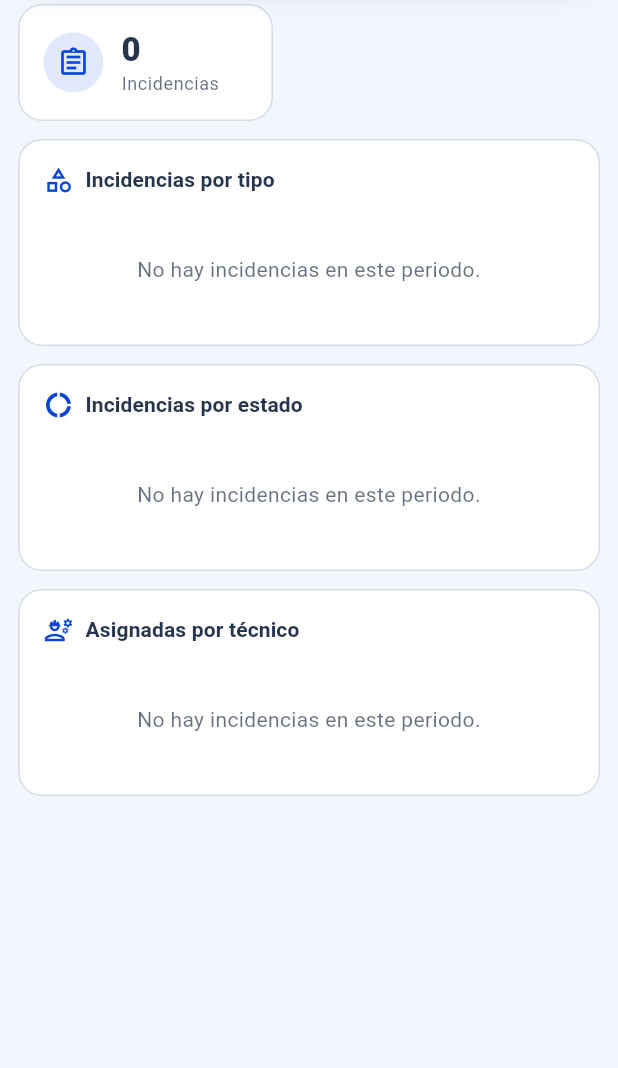
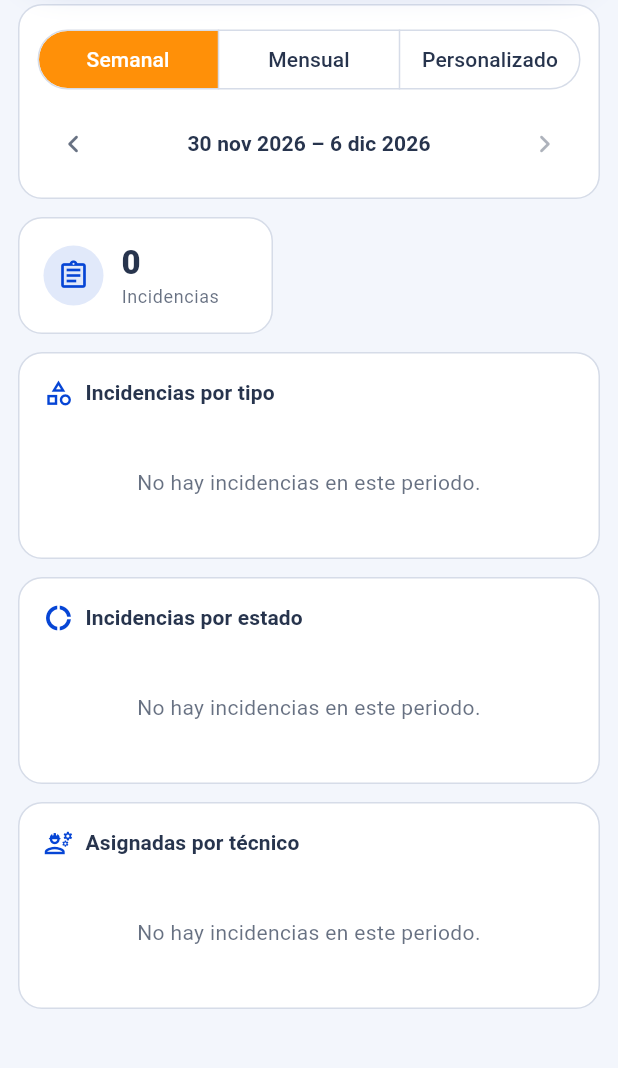
Before and after one commit to ShadowFirmware/FIXO, a Flutter app: the AdminStatisticsScreen screen opened by its route, on a phone screen of 412 x 824 dp, the part 152-1220 px from its top. Run offline on Flutter 3.47's test engine with Material 3 defaults, Android fonts, the phone set to English and light mode, and no system bars; our stand-ins replace cloud_firestore, firebase_auth, firebase_core, image_picker, pdf, printing and 1 more; accounts and stored records are empty.

Commit message:
feat(T-4.12.2): implementar la selección del periodo
Periodo semanal (lunes a domingo), mensual o personalizado de hasta
366 días, con flechas para el periodo anterior y siguiente sin pasar
del actual.

Co-Authored-By: Claude Opus 5.5 <noreply@anthropic.com>

```diff
--- a/lib/core/utils/date_formats.dart
+++ b/lib/core/utils/date_formats.dart
@@ -23,6 +23,12 @@ abstract final class DateFormats {
   static String shortDate(DateTime date) =>
       '${date.day} ${_months[date.month - 1].substring(0, 3)} ${date.year}';
 
+  /// "Octubre 2026".
+  static String monthYear(DateTime date) {
+    final month = _months[date.month - 1];
+    return '${month[0].toUpperCase()}${month.substring(1)} ${date.year}';
+  }
+
   /// "4:05 p. m.".
   static String time(DateTime date) {
     final hour = date.hour % 12 == 0 ? 12 : date.hour % 12;
--- /dev/null
+++ b/lib/features/admin/domain/entities/stats_period.dart
@@ -0,0 +1,120 @@
+import '../../../../core/utils/date_formats.dart';
+
+/// Tipo de periodo de las estadísticas (HU-4.12).
+enum StatsPeriodKind {
+  week('Semanal'),
+  month('Mensual'),
+  custom('Personalizado');
+
+  const StatsPeriodKind(this.label);
+
+  final String label;
+}
+
+/// Periodo de consulta: desde [start] (incluido) hasta [end] (excluido),
+/// ambos a medianoche.
+class StatsPeriod {
+  const StatsPeriod._(this.kind, this.start, this.end);
+
+  /// Semana de lunes a domingo que contiene [date].
+  factory StatsPeriod.week(DateTime date) {
+    final monday = DateTime(date.year, date.month, date.day - date.weekday + 1);
+    return StatsPeriod._(
+      StatsPeriodKind.week,
+      monday,
+      DateTime(monday.year, monday.month, monday.day + 7),
+    );
+  }
+
+  /// Mes calendario que contiene [date].
+  factory StatsPeriod.month(DateTime date) => StatsPeriod._(
+    StatsPeriodKind.month,
+    DateTime(date.year, date.month),
+    DateTime(date.year, date.month + 1),
+  );
+
+  /// Rango personalizado; ambos días se incluyen completos. Lanza
+  /// [ArgumentError] si no es válido (ver [validateCustom]).
+  factory StatsPeriod.custom(DateTime from, DateTime to) {
+    final invalid = validateCustom(from, to);
+    if (invalid != null) throw ArgumentError(invalid);
+    return StatsPeriod._(
+      StatsPeriodKind.custom,
+      DateTime(from.year, from.month, from.day),
+      DateTime(to.year, to.month, to.day + 1),
+    );
+  }
+
+  /// Periodo del mismo tipo que contiene [date]. Un rango personalizado se
+  /// convierte en la semana de [date].
+  factory StatsPeriod.of(StatsPeriodKind kind, DateTime date) => switch (kind) {
+    StatsPeriodKind.month => StatsPeriod.month(date),
+    _ => StatsPeriod.week(date),
+  };
+
+  /// Días que puede abarcar un rango personalizado.
+  static const maxCustomDays = 366;
+
+  /// Valida un rango personalizado; devuelve el error o `null`.
+  static String? validateCustom(DateTime from, DateTime to) {
+    final start = DateTime(from.year, from.month, from.day);
+    final end = DateTime(to.year, to.month, to.day);
+    if (end.isBefore(start)) {
+      return 'La fecha final no puede ser anterior a la inicial';
+    }
+    if (end.difference(start).inDays + 1 > maxCustomDays) {
+      return 'El rango no puede ser mayor a $maxCustomDays días';
+    }
+    return null;
+  }
+
+  final StatsPeriodKind kind;
+  final DateTime start;
+  final DateTime end;
+
+  /// Último día incluido en el periodo.
+  DateTime get lastDay => DateTime(end.year, end.month, end.day - 1);
+
+  bool contains(DateTime date) => !date.isBefore(start) && date.isBefore(end);
+
+  /// El periodo anterior o siguiente del mismo tipo. Un rango
+  /// personalizado se recorre por su misma cantidad de días.
+  StatsPeriod shift(int direction) => switch (kind) {
+    StatsPeriodKind.week => StatsPeriod.week(
+      DateTime(start.year, start.month, start.day + 7 * direction),
+    ),
+    StatsPeriodKind.month => StatsPeriod.month(
+      DateTime(start.year, start.month + direction),
+    ),
+    StatsPeriodKind.custom => StatsPeriod._(
+      kind,
+      DateTime(start.year, start.month, start.day + _days * direction),
+      DateTime(end.year, end.month, end.day + _days * direction),
+    ),
+  };
+
+  int get _days => DateTime.utc(
+    end.year,
+    end.month,
+    end.day,
+  ).difference(DateTime.utc(start.year, start.month, start.day)).inDays;
+
+  /// Si el periodo ya incluye el día [today], no tiene caso avanzar.
+  bool reaches(DateTime today) =>
+      !end.isBefore(DateTime(today.year, today.month, today.day + 1));
+
+  /// "Noviembre 2026" o "27 oct 2026 – 2 nov 2026".
+  String get label => kind == StatsPeriodKind.month
+      ? DateFormats.monthYear(start)
+      : '${DateFormats.shortDate(start)} – ${DateFormats.shortDate(lastDay)}';
+
+  @override
+  bool operator ==(Object other) =>
+      other is StatsPeriod &&
+      other.kind == kind &&
+      other.start == start &&
+      other.end == end;
+
+  @override
+  int get hashCode => Object.hash(kind, start, end);
+}
--- a/lib/features/admin/presentation/providers/incident_stats_view_model.dart
+++ b/lib/features/admin/presentation/providers/incident_stats_view_model.dart
@@ -1,11 +1,19 @@
 import 'package:flutter/foundation.dart';
 
 import '../../domain/entities/incident_stats.dart';
+import '../../domain/entities/stats_period.dart';
 
 enum StatsState { loading, loaded, error }
 
 /// ViewModel del dashboard de estadísticas de incidencias (HU-4.12).
 class IncidentStatsViewModel extends ChangeNotifier {
+  IncidentStatsViewModel({DateTime Function()? clock})
+    : _clock = clock ?? DateTime.now {
+    _period = StatsPeriod.week(_clock());
+  }
+
+  final DateTime Function() _clock;
+
   final StatsState _state = StatsState.loaded;
   StatsState get state => _state;
 
@@ -19,5 +27,41 @@ class IncidentStatsViewModel extends ChangeNotifier {
 
   static const noIncidentsMessage = 'No hay incidencias en este periodo.';
 
+  late StatsPeriod _period;
+
+  /// Periodo seleccionado; al abrir, la semana actual.
+  StatsPeriod get period => _period;
+
+  /// Cambia a la semana o al mes actual. El rango personalizado se elige
+  /// con [setCustomRange].
+  void selectKind(StatsPeriodKind kind) {
+    if (kind == StatsPeriodKind.custom || kind == _period.kind) return;
+    _setPeriod(StatsPeriod.of(kind, _clock()));
+  }
+
+  /// Elige un rango personalizado. Devuelve el error si no es válido, y en
+  /// ese caso no lo aplica.
+  String? setCustomRange(DateTime from, DateTime to) {
+    final invalid = StatsPeriod.validateCustom(from, to);
+    if (invalid != null) return invalid;
+    _setPeriod(StatsPeriod.custom(from, to));
+    return null;
+  }
+
+  void previous() => _setPeriod(_period.shift(-1));
+
+  /// No se avanza más allá del periodo que incluye hoy.
+  bool get canGoNext => !_period.reaches(_clock());
+
+  void next() {
+    if (canGoNext) _setPeriod(_period.shift(1));
+  }
+
   void start() {}
+
+  void _setPeriod(StatsPeriod period) {
+    if (period == _period) return;
+    _period = period;
+    notifyListeners();
+  }
 }
--- a/lib/features/admin/presentation/screens/admin_statistics_screen.dart
+++ b/lib/features/admin/presentation/screens/admin_statistics_screen.dart
@@ -6,6 +6,7 @@ import '../../../../shared/widgets/fixo_app_bar.dart';
 import '../providers/incident_stats_view_model.dart';
 import '../widgets/admin_drawer.dart';
 import '../widgets/history_incident_widgets.dart';
+import '../widgets/stats_period_selector.dart';
 import '../widgets/stats_widgets.dart';
 
 /// HU-4.12 Consultar estadísticas de incidencias por periodo.
@@ -58,25 +59,43 @@ class _AdminStatisticsScreenState extends State<AdminStatisticsScreen> {
     );
   }
 
+  /// El selector del periodo siempre está visible, para poder cambiarlo
+  /// aunque el periodo actual esté cargando o haya fallado.
   Widget _content(BuildContext context) {
+    return ListView(
+      padding: const EdgeInsets.all(12),
+      children: [
+        StatsPeriodSelector(viewModel: _viewModel),
+        const SizedBox(height: 12),
+        ..._body(),
+      ],
+    );
+  }
+
+  List<Widget> _body() {
     final vm = _viewModel;
     switch (vm.state) {
       case StatsState.loading:
-        return const Center(child: CircularProgressIndicator());
+        return const [
+          Padding(
+            padding: EdgeInsets.all(48),
+            child: Center(child: CircularProgressIndicator()),
+          ),
+        ];
       case StatsState.error:
-        return HistoryEmptyMessage(
+        return [
+          HistoryEmptyMessage(
             icon: Icons.cloud_off_outlined,
             text: vm.errorMessage!,
-        );
+          ),
+        ];
       case StatsState.loaded:
         break;
     }
 
     final stats = vm.stats;
     const empty = StatsEmpty(IncidentStatsViewModel.noIncidentsMessage);
-    return ListView(
-      padding: const EdgeInsets.all(12),
-      children: [
+    return [
       Wrap(
         spacing: 12,
         runSpacing: 12,
@@ -109,7 +128,6 @@ class _AdminStatisticsScreenState extends State<AdminStatisticsScreen> {
           ),
         ],
       ),
-      ],
-    );
+    ];
   }
 }
--- /dev/null
+++ b/lib/features/admin/presentation/widgets/stats_period_selector.dart
@@ -0,0 +1,109 @@
+import 'package:flutter/material.dart';
+
+import '../../../../core/theme/app_colors.dart';
+import '../../domain/entities/stats_period.dart';
+import '../providers/incident_stats_view_model.dart';
+
+/// Selección del periodo: semanal, mensual o personalizado, con flechas
+/// para ir al periodo anterior o siguiente.
+class StatsPeriodSelector extends StatelessWidget {
+  const StatsPeriodSelector({super.key, required this.viewModel});
+
+  final IncidentStatsViewModel viewModel;
+
+  Future<void> _pickRange(BuildContext context) async {
+    final period = viewModel.period;
+    final now = DateTime.now();
+    final range = await showDateRangePicker(
+      context: context,
+      firstDate: DateTime(2020),
+      lastDate: now,
+      initialDateRange: period.kind == StatsPeriodKind.custom
+          ? DateTimeRange(start: period.start, end: period.lastDay)
+          : null,
+      helpText: 'Periodo de consulta',
+      saveText: 'Aplicar',
+    );
+    if (range == null) return;
+    final error = viewModel.setCustomRange(range.start, range.end);
+    if (error != null && context.mounted) {
+      ScaffoldMessenger.of(context)
+          .showSnackBar(SnackBar(content: Text(error)));
+    }
+  }
+
+  @override
+  Widget build(BuildContext context) {
+    final vm = viewModel;
+    final period = vm.period;
+
+    return Container(
+      padding: const EdgeInsets.all(12),
+      decoration: BoxDecoration(
+        color: AppColors.white,
+        borderRadius: BorderRadius.circular(16),
+        border: Border.all(color: AppColors.border),
+      ),
+      child: Column(
+        crossAxisAlignment: CrossAxisAlignment.stretch,
+        children: [
+          SegmentedButton<StatsPeriodKind>(
+            showSelectedIcon: false,
+            segments: [
+              for (final kind in StatsPeriodKind.values)
+                ButtonSegment(
+                  value: kind,
+                  label: Text(
+                    kind.label,
+                    key: Key('stats.period.${kind.name}'),
+                  ),
+                ),
+            ],
+            selected: {period.kind},
+            onSelectionChanged: (selection) {
+              final kind = selection.first;
+              if (kind == StatsPeriodKind.custom) {
+                _pickRange(context);
+              } else {
+                vm.selectKind(kind);
+              }
+            },
+          ),
+          const SizedBox(height: 8),
+          Row(
+            children: [
+              IconButton(
+                key: const Key('stats.previous'),
+                tooltip: 'Periodo anterior',
+                icon: const Icon(Icons.chevron_left_rounded),
+                onPressed: vm.previous,
+              ),
+              Expanded(
+                child: TextButton(
+                  key: const Key('stats.periodLabel'),
+                  onPressed: period.kind == StatsPeriodKind.custom
+                      ? () => _pickRange(context)
+                      : null,
+                  child: Text(
+                    period.label,
+                    textAlign: TextAlign.center,
+                    style: Theme.of(context).textTheme.titleSmall?.copyWith(
+                      fontWeight: FontWeight.w700,
+                      color: AppColors.textPrimary,
+                    ),
+                  ),
+                ),
+              ),
+              IconButton(
+                key: const Key('stats.next'),
+                tooltip: 'Periodo siguiente',
+                icon: const Icon(Icons.chevron_right_rounded),
+                onPressed: vm.canGoNext ? vm.next : null,
+              ),
+            ],
+          ),
+        ],
+      ),
+    );
+  }
+}
```
Lines whose indentation alone changed are shown as unchanged.
